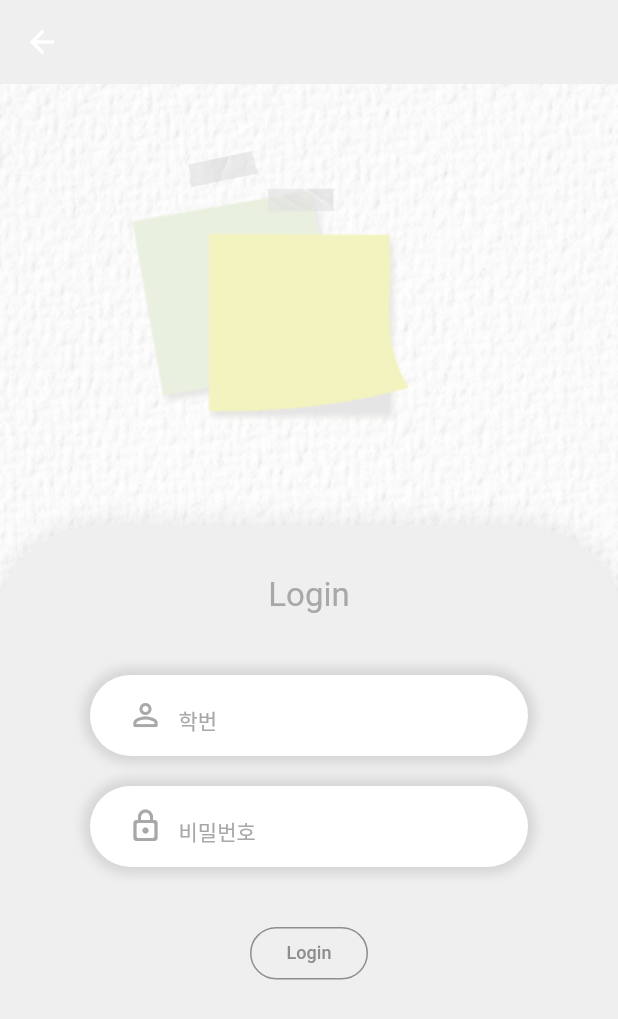
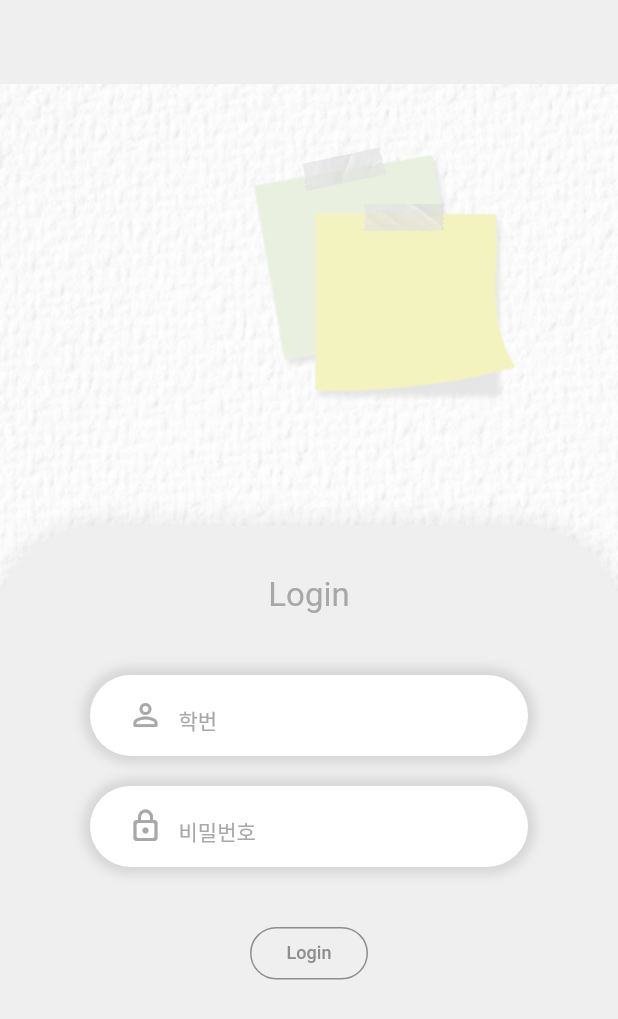
Before and after one commit to SoulTree-Lovers/SSU_Meet_FE, a Flutter app: the LoginPage screen opened directly, on a phone screen of 412 x 824 dp. Shown: the top 1019 px of the screen. Run offline on Flutter 3.47's test engine with Material 2 defaults, Android fonts, the phone set to English and light mode, and no system bars.

Commit message:
테이프 위치 및 크기 조정

```diff
--- a/ssu_meet/lib/main.dart
+++ b/ssu_meet/lib/main.dart
@@ -1,4 +1,5 @@
 import 'package:flutter/material.dart';
+import 'package:ssu_meet/pages/login_page.dart';
 import 'package:ssu_meet/pages/responsive_page.dart';
 import 'package:ssu_meet/pages2/input_profiles.dart';
 
@@ -29,9 +30,9 @@ class MyApp extends StatelessWidget {
       //   primaryColor: const Color.fromARGB(255, 182, 222, 255),
       // ),
       // home: InitialPage(),
-      home: ResponsiveWebLayout(),
-      // home: LoginPage(),
-      //home:InputProfile(),
+      //home: ResponsiveWebLayout(),
+      home: LoginPage(),
+      //home: InputProfile(),
     );
   }
 }
--- a/ssu_meet/lib/pages/login_page.dart
+++ b/ssu_meet/lib/pages/login_page.dart
@@ -24,48 +24,110 @@ class LoginPage extends StatelessWidget {
           ),
           body: SingleChildScrollView(
             child: Column(
-              mainAxisAlignment: MainAxisAlignment.center,
               children: [
-                SizedBox(
+                Container(
                   width: screenWidth,
                   height: screenHeight * 0.33,
                   child: Stack(
+                    alignment: Alignment.center,
                     children: [
                       Positioned(
-                          right: screenWidth / 4 + 40,
-                          bottom: screenHeight / 100 - 40,
+                        left: 130,
+                        top: -30,
                         child: Transform.rotate(
                           angle: radians,
                           child: const Image(
                               image: AssetImage(
                                   'assets/images/green_post_it.png')),
-                          )),
+                        ),
+                      ),
                       Positioned(
-                          width: 50,
-                          height: 40,
-                          right: screenWidth / 4 + 135,
-                          top: screenHeight / 100 + 27,
+                        left: 200,
+                        top: 25,
                         child: Transform.rotate(
                           angle: radians,
                           child: const Image(
-                                image: AssetImage('assets/images/tape1.png')),
-                          )),
+                            width: 60,
+                            height: 60,
+                            image: AssetImage('assets/images/tape1.png'),
+                          ),
+                        ),
+                      ),
                       Positioned(
-                          right: screenWidth / 4,
-                          bottom: screenHeight / 100 - 60,
+                        left: 160,
+                        top: 0,
                         child: const Image(
-                              image: AssetImage(
-                                  'assets/images/yellow_post_it.png'))),
+                            image:
+                                AssetImage('assets/images/yellow_post_it.png')),
+                      ),
                       Positioned(
-                          width: 50,
-                          height: 50,
-                          right: screenWidth / 4 + 83,
-                          top: screenHeight / 100 + 45,
+                        left: 240,
+                        top: 60,
                         child: const Image(
-                              image: AssetImage('assets/images/tape2.png')))
+                            width: 60,
+                            height: 60,
+                            image: AssetImage('assets/images/tape2.png')),
+                      ),
                     ],
                   ),
                 ),
+                // Container(
+                //   width: screenWidth,
+                //   height: screenHeight * 0.33,
+                //   child: Stack(
+                //     alignment: Alignment.center,
+                //     children: [
+                //       Positioned.fill(
+                //           right: 40,
+                //           //bottom: 30,
+                //           child: Align(
+                //             alignment: Alignment.topCenter,
+                //             child: Transform.rotate(
+                //               angle: radians,
+                //               child: const Image(
+                //                   image: AssetImage(
+                //                       'assets/images/green_post_it.png')),
+                //             ),
+                //           )),
+                //       Positioned.fill(
+                //           right: 60,
+                //           top: 40,
+                //           child: Align(
+                //             alignment: Alignment.topCenter,
+                //             child: Container(
+                //               width: 45,
+                //               height: 40,
+                //               child: Transform.rotate(
+                //                 angle: radians,
+                //                 child: const Image(
+                //                     image:
+                //                         AssetImage('assets/images/tape1.png')),
+                //               ),
+                //             ),
+                //           )),
+                //       Positioned.fill(
+                //           left: 40,
+                //           child: Align(
+                //             alignment: Alignment.topCenter,
+                //             child: const Image(
+                //                 image: AssetImage(
+                //                     'assets/images/yellow_post_it.png')),
+                //           )),
+                //       Positioned.fill(
+                //           left: 40,
+                //           top: 50,
+                //           child: Align(
+                //             alignment: Alignment.topCenter,
+                //             child: Container(
+                //               width: 50,
+                //               height: 40,
+                //               child: const Image(
+                //                   image: AssetImage('assets/images/tape2.png')),
+                //             ),
+                //           ))
+                //     ],
+                //   ),
+                // ),
                 const SizedBox(height: 1),
                 Stack(children: [
                   Container(
--- a/ssu_meet/lib/pages/responsive_page.dart
+++ b/ssu_meet/lib/pages/responsive_page.dart
@@ -2,7 +2,7 @@ import 'package:flutter/material.dart';
 import 'package:ssu_meet/pages/info_page.dart';
 import 'package:ssu_meet/pages/my_page.dart';
 import 'package:ssu_meet/pages/test_main_page.dart';
-import 'login_page.dart';
+import 'package:ssu_meet/pages/login_page.dart';
 
 class ResponsiveWebLayout extends StatefulWidget {
   const ResponsiveWebLayout({super.key});
```
Lines whose indentation alone changed are shown as unchanged.
